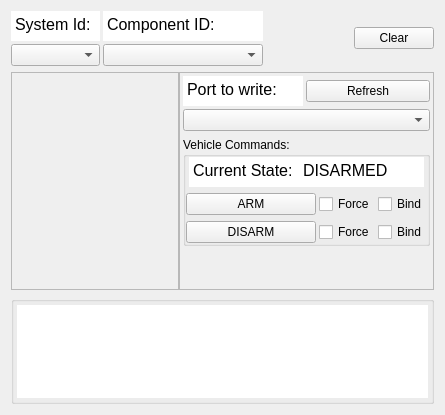
The window that mavlink_inspector.ui (YevheniiKovryzhenko/KGroundControl) describes before a commit, drawn with Qt 5.
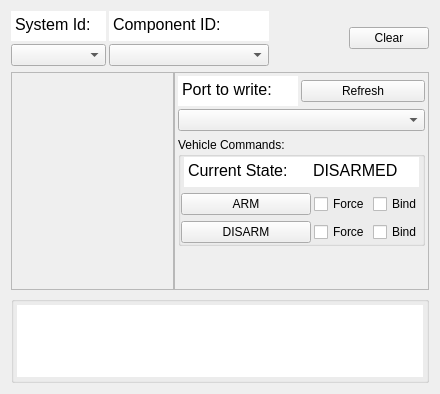
The same window after the commit.

What changed in the file:
```diff
--- a/mavlink_inspector.ui
+++ b/mavlink_inspector.ui
@@ -6,8 +6,8 @@
    <rect>
     <x>0</x>
     <y>0</y>
-    <width>445</width>
-    <height>415</height>
+    <width>440</width>
+    <height>394</height>
    </rect>
   </property>
   <property name="sizePolicy">
@@ -55,7 +55,7 @@
          </property>
          <property name="minimumSize">
           <size>
-           <width>80</width>
+           <width>95</width>
            <height>20</height>
           </size>
          </property>
@@ -108,8 +108,8 @@
 hr { height: 1px; border-width: 0; }
 li.unchecked::marker { content: &quot;\2610&quot;; }
 li.checked::marker { content: &quot;\2612&quot;; }
-&lt;/style&gt;&lt;/head&gt;&lt;body style=&quot; font-family:'Segoe UI'; font-size:9pt; font-weight:400; font-style:normal;&quot;&gt;
-&lt;p style=&quot; margin-top:0px; margin-bottom:0px; margin-left:0px; margin-right:0px; -qt-block-indent:0; text-indent:0px;&quot;&gt;&lt;span style=&quot; font-size:12pt;&quot;&gt;System Id:&lt;/span&gt;&lt;/p&gt;&lt;/body&gt;&lt;/html&gt;</string>
+&lt;/style&gt;&lt;/head&gt;&lt;body style=&quot; font-family:'Sans Serif'; font-size:9pt; font-weight:400; font-style:normal;&quot;&gt;
+&lt;p style=&quot; margin-top:0px; margin-bottom:0px; margin-left:0px; margin-right:0px; -qt-block-indent:0; text-indent:0px;&quot;&gt;&lt;span style=&quot; font-family:'Segoe UI'; font-size:12pt;&quot;&gt;System Id:&lt;/span&gt;&lt;/p&gt;&lt;/body&gt;&lt;/html&gt;</string>
          </property>
          <property name="textInteractionFlags">
           <set>Qt::NoTextInteraction</set>
@@ -214,8 +214,8 @@
 hr { height: 1px; border-width: 0; }
 li.unchecked::marker { content: &quot;\2610&quot;; }
 li.checked::marker { content: &quot;\2612&quot;; }
-&lt;/style&gt;&lt;/head&gt;&lt;body style=&quot; font-family:'Segoe UI'; font-size:9pt; font-weight:400; font-style:normal;&quot;&gt;
-&lt;p style=&quot; margin-top:0px; margin-bottom:0px; margin-left:0px; margin-right:0px; -qt-block-indent:0; text-indent:0px;&quot;&gt;&lt;span style=&quot; font-size:12pt;&quot;&gt;Component ID:&lt;/span&gt;&lt;/p&gt;&lt;/body&gt;&lt;/html&gt;</string>
+&lt;/style&gt;&lt;/head&gt;&lt;body style=&quot; font-family:'Sans Serif'; font-size:9pt; font-weight:400; font-style:normal;&quot;&gt;
+&lt;p style=&quot; margin-top:0px; margin-bottom:0px; margin-left:0px; margin-right:0px; -qt-block-indent:0; text-indent:0px;&quot;&gt;&lt;span style=&quot; font-family:'Segoe UI'; font-size:12pt;&quot;&gt;Component ID:&lt;/span&gt;&lt;/p&gt;&lt;/body&gt;&lt;/html&gt;</string>
          </property>
          <property name="textInteractionFlags">
           <set>Qt::NoTextInteraction</set>
@@ -309,8 +309,8 @@
            <rect>
             <x>0</x>
             <y>0</y>
-            <width>166</width>
-            <height>235</height>
+            <width>161</width>
+            <height>216</height>
            </rect>
           </property>
          </widget>
@@ -341,7 +341,7 @@
           <x>0</x>
           <y>0</y>
           <width>253</width>
-          <height>237</height>
+          <height>218</height>
          </rect>
         </property>
         <layout class="QVBoxLayout" name="verticalLayout_6">
@@ -430,8 +430,8 @@
 hr { height: 1px; border-width: 0; }
 li.unchecked::marker { content: &quot;\2610&quot;; }
 li.checked::marker { content: &quot;\2612&quot;; }
-&lt;/style&gt;&lt;/head&gt;&lt;body style=&quot; font-family:'Segoe UI'; font-size:9pt; font-weight:400; font-style:normal;&quot;&gt;
-&lt;p style=&quot; margin-top:0px; margin-bottom:0px; margin-left:0px; margin-right:0px; -qt-block-indent:0; text-indent:0px;&quot;&gt;&lt;span style=&quot; font-size:12pt;&quot;&gt;Port to write:&lt;/span&gt;&lt;/p&gt;&lt;/body&gt;&lt;/html&gt;</string>
+&lt;/style&gt;&lt;/head&gt;&lt;body style=&quot; font-family:'Sans Serif'; font-size:9pt; font-weight:400; font-style:normal;&quot;&gt;
+&lt;p style=&quot; margin-top:0px; margin-bottom:0px; margin-left:0px; margin-right:0px; -qt-block-indent:0; text-indent:0px;&quot;&gt;&lt;span style=&quot; font-family:'Segoe UI'; font-size:12pt;&quot;&gt;Port to write:&lt;/span&gt;&lt;/p&gt;&lt;/body&gt;&lt;/html&gt;</string>
                </property>
                <property name="textInteractionFlags">
                 <set>Qt::NoTextInteraction</set>
@@ -522,7 +522,7 @@
                 </property>
                 <property name="minimumSize">
                  <size>
-                  <width>110</width>
+                  <width>125</width>
                   <height>30</height>
                  </size>
                 </property>
@@ -575,8 +575,8 @@
 hr { height: 1px; border-width: 0; }
 li.unchecked::marker { content: &quot;\2610&quot;; }
 li.checked::marker { content: &quot;\2612&quot;; }
-&lt;/style&gt;&lt;/head&gt;&lt;body style=&quot; font-family:'Segoe UI'; font-size:9pt; font-weight:400; font-style:normal;&quot;&gt;
-&lt;p style=&quot; margin-top:0px; margin-bottom:0px; margin-left:0px; margin-right:0px; -qt-block-indent:0; text-indent:0px;&quot;&gt;&lt;span style=&quot; font-size:12pt;&quot;&gt;Current State:&lt;/span&gt;&lt;/p&gt;&lt;/body&gt;&lt;/html&gt;</string>
+&lt;/style&gt;&lt;/head&gt;&lt;body style=&quot; font-family:'Sans Serif'; font-size:9pt; font-weight:400; font-style:normal;&quot;&gt;
+&lt;p style=&quot; margin-top:0px; margin-bottom:0px; margin-left:0px; margin-right:0px; -qt-block-indent:0; text-indent:0px;&quot;&gt;&lt;span style=&quot; font-family:'Segoe UI'; font-size:12pt;&quot;&gt;Current State:&lt;/span&gt;&lt;/p&gt;&lt;/body&gt;&lt;/html&gt;</string>
                 </property>
                 <property name="textInteractionFlags">
                  <set>Qt::NoTextInteraction</set>
@@ -646,8 +646,8 @@
 hr { height: 1px; border-width: 0; }
 li.unchecked::marker { content: &quot;\2610&quot;; }
 li.checked::marker { content: &quot;\2612&quot;; }
-&lt;/style&gt;&lt;/head&gt;&lt;body style=&quot; font-family:'Segoe UI'; font-size:9pt; font-weight:400; font-style:normal;&quot;&gt;
-&lt;p style=&quot; margin-top:0px; margin-bottom:0px; margin-left:0px; margin-right:0px; -qt-block-indent:0; text-indent:0px;&quot;&gt;&lt;span style=&quot; font-size:12pt;&quot;&gt;DISARMED&lt;/span&gt;&lt;/p&gt;&lt;/body&gt;&lt;/html&gt;</string>
+&lt;/style&gt;&lt;/head&gt;&lt;body style=&quot; font-family:'Sans Serif'; font-size:9pt; font-weight:400; font-style:normal;&quot;&gt;
+&lt;p style=&quot; margin-top:0px; margin-bottom:0px; margin-left:0px; margin-right:0px; -qt-block-indent:0; text-indent:0px;&quot;&gt;&lt;span style=&quot; font-family:'Segoe UI'; font-size:12pt;&quot;&gt;DISARMED&lt;/span&gt;&lt;/p&gt;&lt;/body&gt;&lt;/html&gt;</string>
                 </property>
                 <property name="textInteractionFlags">
                  <set>Qt::NoTextInteraction</set>
```
